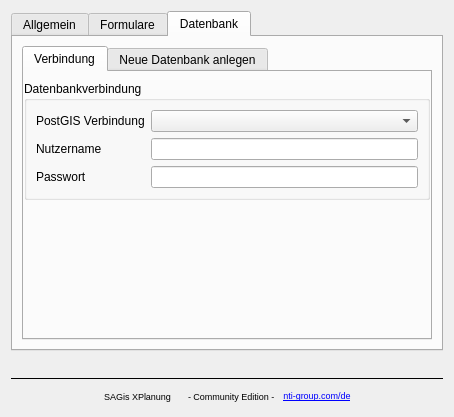
Above: src/SAGisXPlanung/ui/settings.ui from nti-de/SAGisXPlanung before the change. Below: the same form after it.
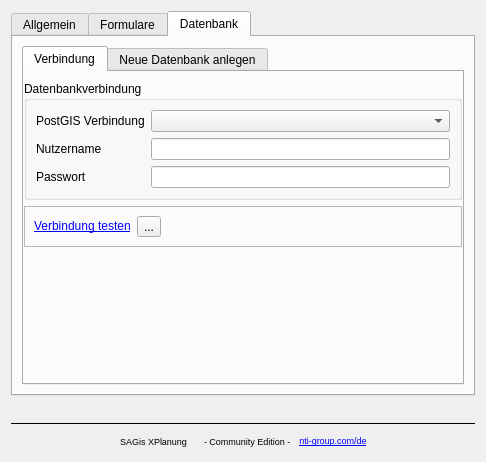
That is the form after the change. The open tabs and pages were chosen to show the change. Custom widgets are drawn as their Qt base class.

Commit message: introduce database connection check + refactor styling/coloring

```diff
--- a/src/SAGisXPlanung/ui/settings.ui
+++ b/src/SAGisXPlanung/ui/settings.ui
@@ -6,8 +6,8 @@
    <rect>
     <x>0</x>
     <y>0</y>
-    <width>412</width>
-    <height>393</height>
+    <width>486</width>
+    <height>462</height>
    </rect>
   </property>
   <property name="windowTitle">
@@ -180,6 +180,51 @@
              </layout>
             </widget>
            </item>
+           <item>
+            <widget class="QFrame" name="frame_connection_test">
+             <property name="frameShape">
+              <enum>QFrame::StyledPanel</enum>
+             </property>
+             <property name="frameShadow">
+              <enum>QFrame::Raised</enum>
+             </property>
+             <layout class="QHBoxLayout" name="horizontalLayout">
+              <item>
+               <widget class="QLabel" name="connection_test_label">
+                <property name="sizePolicy">
+                 <sizepolicy hsizetype="Preferred" vsizetype="Preferred">
+                  <horstretch>0</horstretch>
+                  <verstretch>0</verstretch>
+                 </sizepolicy>
+                </property>
+                <property name="text">
+                 <string>&lt;a href=&quot;/&quot;&gt;Verbindung testen&lt;/a&gt;</string>
+                </property>
+               </widget>
+              </item>
+              <item>
+               <widget class="QToolButton" name="connnection_test_status_icon">
+                <property name="text">
+                 <string>...</string>
+                </property>
+               </widget>
+              </item>
+              <item>
+               <widget class="QLabel" name="connection_test_result_label">
+                <property name="sizePolicy">
+                 <sizepolicy hsizetype="MinimumExpanding" vsizetype="Preferred">
+                  <horstretch>0</horstretch>
+                  <verstretch>0</verstretch>
+                 </sizepolicy>
+                </property>
+                <property name="text">
+                 <string/>
+                </property>
+               </widget>
+              </item>
+             </layout>
+            </widget>
+           </item>
            <item>
             <spacer name="verticalSpacer_2">
              <property name="orientation">
```
Left out of the diff: 2 changed lines with no effect on the pictures. The commit also changes 11 other files.
